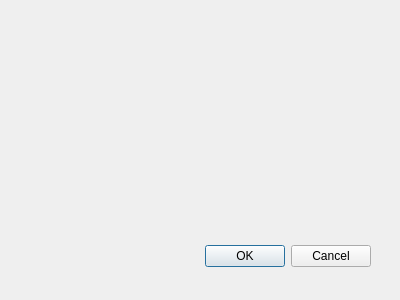
Before: the Qt Designer form schrauberhinzufuegen.ui in a6min/tool-management-system, drawn with Qt 5.
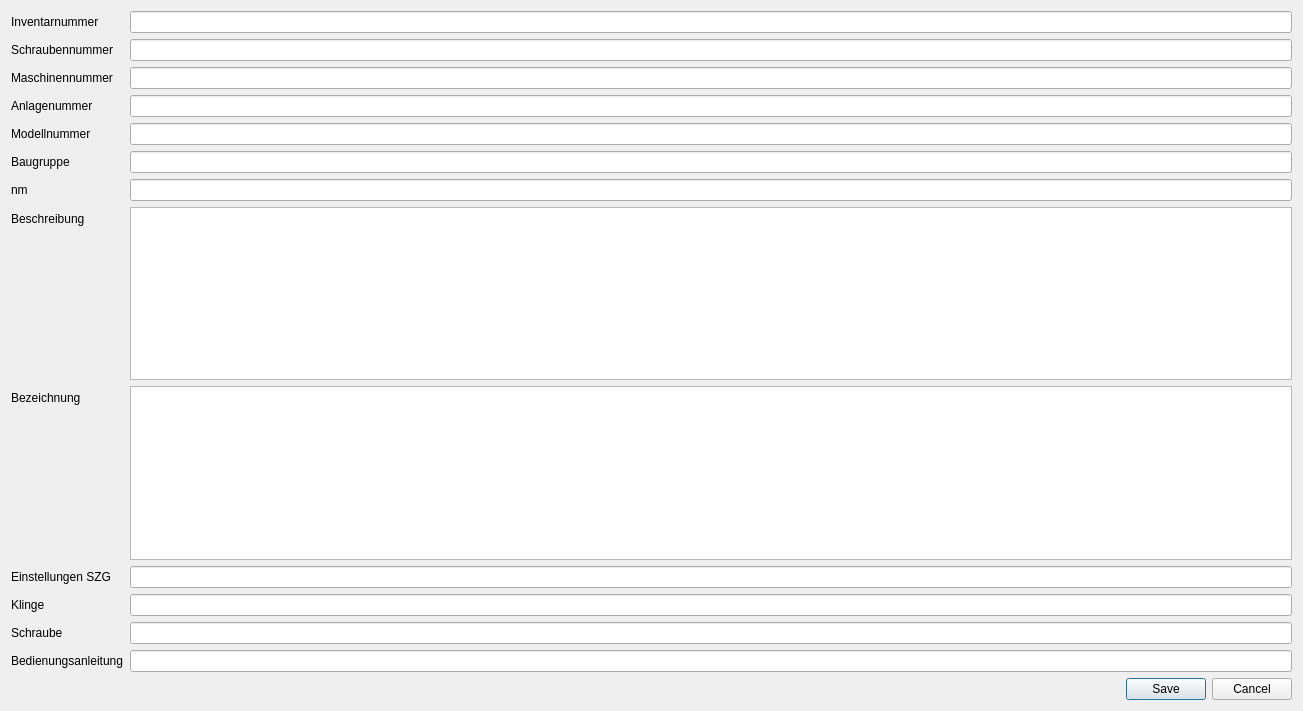
After: the same form once the commit is applied.

Commit message: Layout fürs Hinzufügen von Schrauber erstellt

Patch:
```diff
--- a/schrauberhinzufuegen.ui
+++ b/schrauberhinzufuegen.ui
@@ -8,29 +8,155 @@
    <rect>
     <x>0</x>
     <y>0</y>
-    <width>400</width>
-    <height>300</height>
+    <width>1303</width>
+    <height>711</height>
    </rect>
   </property>
   <property name="windowTitle">
    <string>Dialog</string>
   </property>
-  <widget class="QDialogButtonBox" name="buttonBox">
-   <property name="geometry">
-    <rect>
-     <x>30</x>
-     <y>240</y>
-     <width>341</width>
-     <height>32</height>
-    </rect>
-   </property>
-   <property name="orientation">
-    <enum>Qt::Horizontal</enum>
-   </property>
-   <property name="standardButtons">
-    <set>QDialogButtonBox::Cancel|QDialogButtonBox::Ok</set>
-   </property>
-  </widget>
+  <layout class="QFormLayout" name="formLayout">
+   <item row="0" column="0">
+    <widget class="QLabel" name="Label_invNr">
+     <property name="text">
+      <string>Inventarnummer</string>
+     </property>
+    </widget>
+   </item>
+   <item row="0" column="1">
+    <widget class="QLineEdit" name="invNr"/>
+   </item>
+   <item row="1" column="0">
+    <widget class="QLabel" name="label_SchraubenNr">
+     <property name="text">
+      <string>Schraubennummer</string>
+     </property>
+    </widget>
+   </item>
+   <item row="1" column="1">
+    <widget class="QLineEdit" name="schraubenNr"/>
+   </item>
+   <item row="2" column="0">
+    <widget class="QLabel" name="label_MaschNr">
+     <property name="text">
+      <string>Maschinennummer</string>
+     </property>
+    </widget>
+   </item>
+   <item row="2" column="1">
+    <widget class="QLineEdit" name="maschNr"/>
+   </item>
+   <item row="3" column="0">
+    <widget class="QLabel" name="label_AnlNr">
+     <property name="text">
+      <string>Anlagenummer</string>
+     </property>
+    </widget>
+   </item>
+   <item row="3" column="1">
+    <widget class="QLineEdit" name="anlNr"/>
+   </item>
+   <item row="4" column="0">
+    <widget class="QLabel" name="label_ModelNr">
+     <property name="text">
+      <string>Modellnummer</string>
+     </property>
+    </widget>
+   </item>
+   <item row="4" column="1">
+    <widget class="QLineEdit" name="modelNr"/>
+   </item>
+   <item row="5" column="0">
+    <widget class="QLabel" name="label_Baugruppe">
+     <property name="text">
+      <string>Baugruppe</string>
+     </property>
+    </widget>
+   </item>
+   <item row="5" column="1">
+    <widget class="QLineEdit" name="baugruppe"/>
+   </item>
+   <item row="6" column="0">
+    <widget class="QLabel" name="label_nm">
+     <property name="text">
+      <string>nm</string>
+     </property>
+    </widget>
+   </item>
+   <item row="6" column="1">
+    <widget class="QLineEdit" name="nm"/>
+   </item>
+   <item row="7" column="0">
+    <widget class="QLabel" name="label_Beschreibung">
+     <property name="text">
+      <string>Beschreibung</string>
+     </property>
+    </widget>
+   </item>
+   <item row="7" column="1">
+    <widget class="QTextEdit" name="beschreibung"/>
+   </item>
+   <item row="8" column="0">
+    <widget class="QLabel" name="label_Bezeichnung">
+     <property name="text">
+      <string>Bezeichnung</string>
+     </property>
+    </widget>
+   </item>
+   <item row="8" column="1">
+    <widget class="QTextEdit" name="bezeichnung"/>
+   </item>
+   <item row="9" column="0">
+    <widget class="QLabel" name="label_EinstellSZG">
+     <property name="text">
+      <string>Einstellungen SZG</string>
+     </property>
+    </widget>
+   </item>
+   <item row="9" column="1">
+    <widget class="QLineEdit" name="einstellSZG"/>
+   </item>
+   <item row="10" column="0">
+    <widget class="QLabel" name="label_Klinge">
+     <property name="text">
+      <string>Klinge</string>
+     </property>
+    </widget>
+   </item>
+   <item row="10" column="1">
+    <widget class="QLineEdit" name="klinge"/>
+   </item>
+   <item row="11" column="0">
+    <widget class="QLabel" name="label_Schraube">
+     <property name="text">
+      <string>Schraube</string>
+     </property>
+    </widget>
+   </item>
+   <item row="11" column="1">
+    <widget class="QLineEdit" name="schraube"/>
+   </item>
+   <item row="12" column="0">
+    <widget class="QLabel" name="label_Bedienung">
+     <property name="text">
+      <string>Bedienungsanleitung</string>
+     </property>
+    </widget>
+   </item>
+   <item row="12" column="1">
+    <widget class="QLineEdit" name="bedienung"/>
+   </item>
+   <item row="14" column="1">
+    <widget class="QDialogButtonBox" name="buttonBox">
+     <property name="orientation">
+      <enum>Qt::Horizontal</enum>
+     </property>
+     <property name="standardButtons">
+      <set>QDialogButtonBox::Cancel|QDialogButtonBox::Save</set>
+     </property>
+    </widget>
+   </item>
+  </layout>
  </widget>
  <pixmapfunction/>
  <resources/>
```
Left out of the diff: 5 changed lines with no effect on the pictures. The commit also changes 2 other files.
